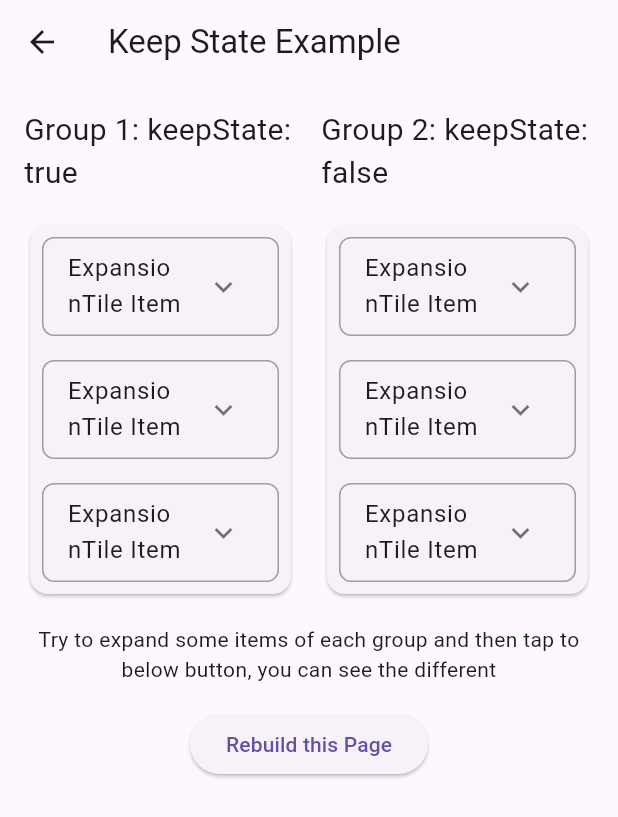
After one commit to congthanhng/Expansion-Tile-Group, a Flutter app: the KeepStatePage screen opened by its route, after a tap on "Rebuild this Page", on a phone screen of 412 x 824 dp. The commit adds this screen. Shown: the top 817 px of the screen. Run offline on Flutter 3.47's test engine with Material 3 defaults, Android fonts, the phone set to English and light mode, and no system bars.

Commit message:
Release/2.3.0 (#54)
* Release 2.3.0

```diff
--- a/example/lib/main.dart
+++ b/example/lib/main.dart
@@ -1,6 +1,7 @@
 import 'package:expansion_tile_group_example/route_named.dart';
 import 'package:expansion_tile_group_example/use_cases/fantasy/fantasy_page.dart';
 import 'package:expansion_tile_group_example/use_cases/group/custom_group_with_controller.dart';
+import 'package:expansion_tile_group_example/use_cases/group/keep_state_page.dart';
 import 'package:flutter/material.dart';
 
 import 'use_cases/use_cases.dart';
@@ -55,6 +56,9 @@ class _MyAppState extends State<MyApp> {
                 builder: (context) => const CustomGroupWithController());
           case RouteNamed.fantasyPage:
             return MaterialPageRoute(builder: (context) => const FantasyPage());
+          case RouteNamed.keepStatePage:
+            return MaterialPageRoute(
+                builder: (context) => const KeepStatePage());
           default:
             return MaterialPageRoute(builder: (context) => const HomePage());
         }
@@ -166,6 +170,12 @@ class HomePage extends StatelessWidget {
             routeName: RouteNamed.listenGroupItemChanged,
           ),
           const Divider(),
+          _buildRow(
+            context,
+            title: 'Keep state Example',
+            routeName: RouteNamed.keepStatePage,
+          ),
+          const Divider(),
           const Text(
             'CUSTOM GROUP',
             style: TextStyle(color: Colors.red, fontWeight: FontWeight.bold),
--- a/example/lib/route_named.dart
+++ b/example/lib/route_named.dart
@@ -12,4 +12,5 @@ class RouteNamed {
   static const String ignoreBehavior = '/ignore_behavior';
   static const String hideSubtitle = '/hide_subtitle';
   static const String fantasyPage = '/fantasy_page';
+  static const String keepStatePage = '/keep_state_page';
 }
--- /dev/null
+++ b/example/lib/use_cases/group/keep_state_page.dart
@@ -0,0 +1,118 @@
+import 'package:expansion_tile_group/expansion_tile_group.dart';
+import 'package:flutter/material.dart';
+
+class KeepStatePage extends StatefulWidget {
+  const KeepStatePage({super.key});
+
+  @override
+  State<KeepStatePage> createState() => _KeepStatePageState();
+}
+
+class _KeepStatePageState extends State<KeepStatePage> {
+  @override
+  Widget build(BuildContext context) {
+    return Scaffold(
+      appBar: AppBar(
+        title: const Text('Keep State Example'),
+      ),
+      body: SingleChildScrollView(
+        child: Padding(
+          padding: const EdgeInsets.all(16.0),
+          child: Column(
+            children: [
+              Row(
+                children: [
+                  _buildGroupLayout(
+                    context,
+                    title: 'Group 1: keepState: true',
+                    child: ExpansionTileGroup(
+                      spaceBetweenItem: 16,
+                      keepState: true,
+                      children: [
+                        _buildExpansionItem(context),
+                        _buildExpansionItem(context),
+                        _buildExpansionItem(context),
+                      ],
+                    ),
+                  ),
+                  const SizedBox(
+                    width: 16,
+                  ),
+                  _buildGroupLayout(
+                    context,
+                    title: 'Group 2: keepState: false',
+                    child: ExpansionTileGroup(
+                      spaceBetweenItem: 16,
+                      keepState: false,
+                      children: [
+                        _buildExpansionItem(context),
+                        _buildExpansionItem(context),
+                        _buildExpansionItem(context),
+                      ],
+                    ),
+                  ),
+                ],
+              ),
+              const SizedBox(
+                height: 16,
+              ),
+              const Text(
+                'Try to expand some items of each group and then tap to below button, you can see the different',
+                textAlign: TextAlign.center,
+              ),
+              const SizedBox(
+                height: 16,
+              ),
+              ElevatedButton(
+                  onPressed: () {
+                    setState(() {});
+                  },
+                  child: const Text('Rebuild this Page')),
+            ],
+          ),
+        ),
+      ),
+    );
+  }
+
+  ExpansionTileItem _buildExpansionItem(BuildContext context,
+      {bool isExpanded = false}) {
+    return ExpansionTileItem.outlined(
+      initiallyExpanded: isExpanded,
+      title: const Text('ExpansionTile Item'),
+      children: [
+        Material(
+          child: InkWell(
+            onTap: () {},
+            child: const Text(
+                ''' Nullam eleifend ultrices tortor, sit amet gravida sapien cursus vitae. Duis rutrum convallis erat et ultrices. Morbi a luctus ligula, at varius ligula. Nam mollis sapien ac nunc hendrerit consequat. Cras posuere metus felis, at pellentesque sem ornare id. Praesent ut nunc aliquam, dictum felis eu, congue metus. Nunc vitae elit eros. In eu dui pharetra, varius metus a, efficitur eros.'''),
+          ),
+        ),
+      ],
+    );
+  }
+
+  Widget _buildGroupLayout(BuildContext context,
+      {required String title, required Widget child}) {
+    return Expanded(
+      child: Column(
+        mainAxisAlignment: MainAxisAlignment.start,
+        children: [
+          Text(
+            title,
+            style: const TextStyle(fontSize: 20),
+          ),
+          const SizedBox(
+            height: 16,
+          ),
+          Card(
+            child: Padding(
+              padding: const EdgeInsets.all(8.0),
+              child: child,
+            ),
+          ),
+        ],
+      ),
+    );
+  }
+}
--- a/lib/src/core/expansion_tile_group.dart
+++ b/lib/src/core/expansion_tile_group.dart
@@ -3,19 +3,32 @@ import 'package:expansion_tile_group/src/core/utils.dart';
 import 'package:flutter/material.dart';
 
 class ExpansionTileGroup extends StatefulWidget {
-  const ExpansionTileGroup(
-      {Key? key,
-      required this.children,
-      this.toggleType = ToggleType.none,
-      this.onItemChanged,
-      this.spaceBetweenItem = 0.0})
-      : assert(spaceBetweenItem >= 0.0,
+  const ExpansionTileGroup({
+    Key? key,
+    required this.children,
+    this.toggleType = ToggleType.none,
+    this.onItemChanged,
+    this.spaceBetweenItem = 0.0,
+    this.keepState = false,
+  })  : assert(spaceBetweenItem >= 0.0,
             '[Error] ExpansionTileGroup: The spaceBetweenItem must be >= 0'),
         super(key: key);
+
+  /// The children of this group
   final List<ExpansionTileItem> children;
+
+  /// The type of toggle
   final ToggleType toggleType;
+
+  /// The callback that is called when the state of the expansion tile is changed
   final Function(int, bool)? onItemChanged;
+
+  /// The space between each expansion tile
   final double spaceBetweenItem;
+
+  /// If `true`, will keep the state of the expansion tile whenever the parent's node widget is rebuilt
+  /// By Default, it is `false`
+  final bool keepState;
 
   @override
   State<ExpansionTileGroup> createState() => _ExpansionTileGroupState();
@@ -68,6 +81,7 @@ class _ExpansionTileGroupState extends State<ExpansionTileGroup> {
 
   @override
   void didUpdateWidget(ExpansionTileGroup oldWidget) {
+    if (widget.keepState) return;
     _generateKey(isClear: true);
     _modifyChildren(isClear: true);
     super.didUpdateWidget(oldWidget);
@@ -76,13 +90,18 @@ class _ExpansionTileGroupState extends State<ExpansionTileGroup> {
   @override
   Widget build(BuildContext context) {
     return Column(
+      mainAxisSize: MainAxisSize.min,
       children: [...modifiedChildren].separatedBy(SizedBox(
         height: widget.spaceBetweenItem,
       )),
     );
   }
 
-  void _handleBehaviors(int index, bool isExpanded, bool isDefaultExpand) {
+  void _handleBehaviors(
+    int index,
+    bool isExpanded,
+    bool isDefaultExpand,
+  ) {
     switch (widget.toggleType) {
       case ToggleType.expandOnlyCurrent:
         _onExpandOne(index, isExpanded, isDefaultExpand);
@@ -104,7 +123,11 @@ class _ExpansionTileGroupState extends State<ExpansionTileGroup> {
     }
   }
 
-  void _onExpandOne(int index, bool isExpanded, bool isDefaultExpand) {
+  void _onExpandOne(
+    int index,
+    bool isExpanded,
+    bool isDefaultExpand,
+  ) {
     _isTransforming = true;
     if (isExpanded) {
       keysMap[index]?.currentState?.expand();
@@ -124,7 +147,10 @@ class _ExpansionTileGroupState extends State<ExpansionTileGroup> {
   }
 
   void _onExpandAlwaysCurrent(
-      int index, bool isExpanded, bool isDefaultExpand) {
+    int index,
+    bool isExpanded,
+    bool isDefaultExpand,
+  ) {
     _isTransforming = true;
     keysMap[index]?.currentState?.expand();
     for (int i = 0; i < keysMap.length; i++) {
@@ -139,7 +165,11 @@ class _ExpansionTileGroupState extends State<ExpansionTileGroup> {
     _isTransforming = false;
   }
 
-  void _onCollapseAll(int index, bool isExpanded, bool isDefaultExpand) {
+  void _onCollapseAll(
+    int index,
+    bool isExpanded,
+    bool isDefaultExpand,
+  ) {
     _isTransforming = true;
     if (!isExpanded) {
       for (int i = 0; i < keysMap.length; i++) {
@@ -149,7 +179,11 @@ class _ExpansionTileGroupState extends State<ExpansionTileGroup> {
     _isTransforming = false;
   }
 
-  void _onExpandAll(int index, bool isExpanded, bool isDefaultExpand) {
+  void _onExpandAll(
+    int index,
+    bool isExpanded,
+    bool isDefaultExpand,
+  ) {
     _isTransforming = true;
     if (isExpanded) {
       for (int i = 0; i < keysMap.length; i++) {
@@ -159,7 +193,11 @@ class _ExpansionTileGroupState extends State<ExpansionTileGroup> {
     _isTransforming = false;
   }
 
-  void _onExpandAllOrCollapseAll(int index, bool isExpanded, bool keepState) {
+  void _onExpandAllOrCollapseAll(
+    int index,
+    bool isExpanded,
+    bool keepState,
+  ) {
     _isTransforming = true;
     if (isExpanded) {
       for (int i = 0; i < keysMap.length; i++) {
--- a/pubspec.yaml
+++ b/pubspec.yaml
@@ -13,7 +13,7 @@ topics:
   - widget
   - expansion-tile-group
 
-version: 2.2.0
+version: 2.3.0
 environment:
   sdk: '>=2.18.0 <4.0.0'
   flutter: ">=1.17.0"
```
Also changed, not shown: example/pubspec.lock, 4 other files.
